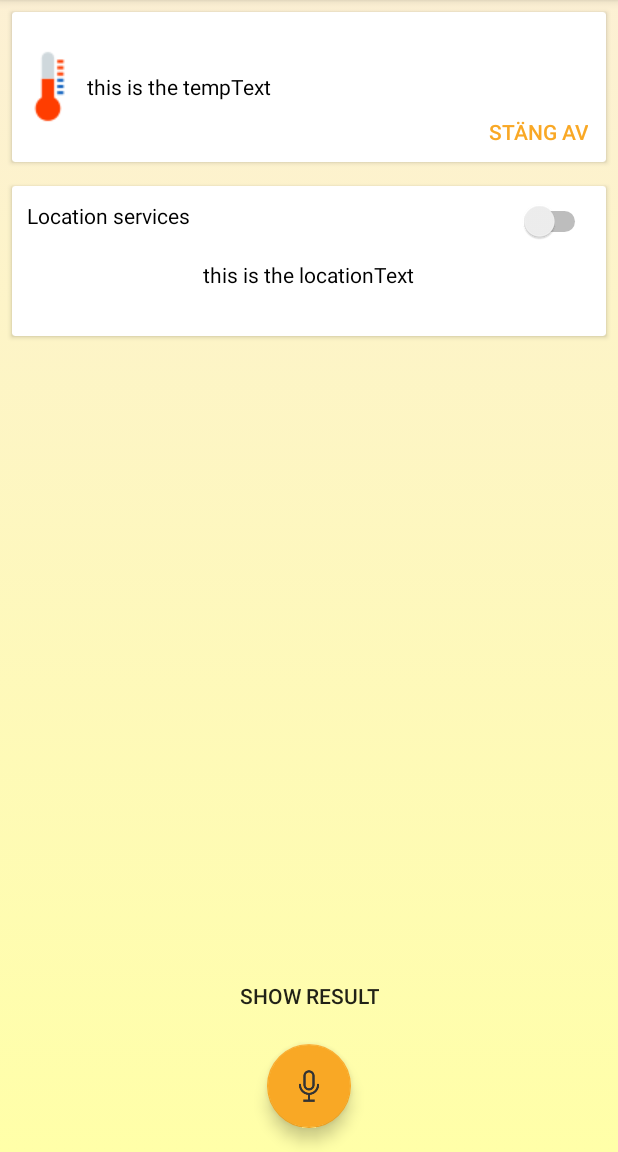
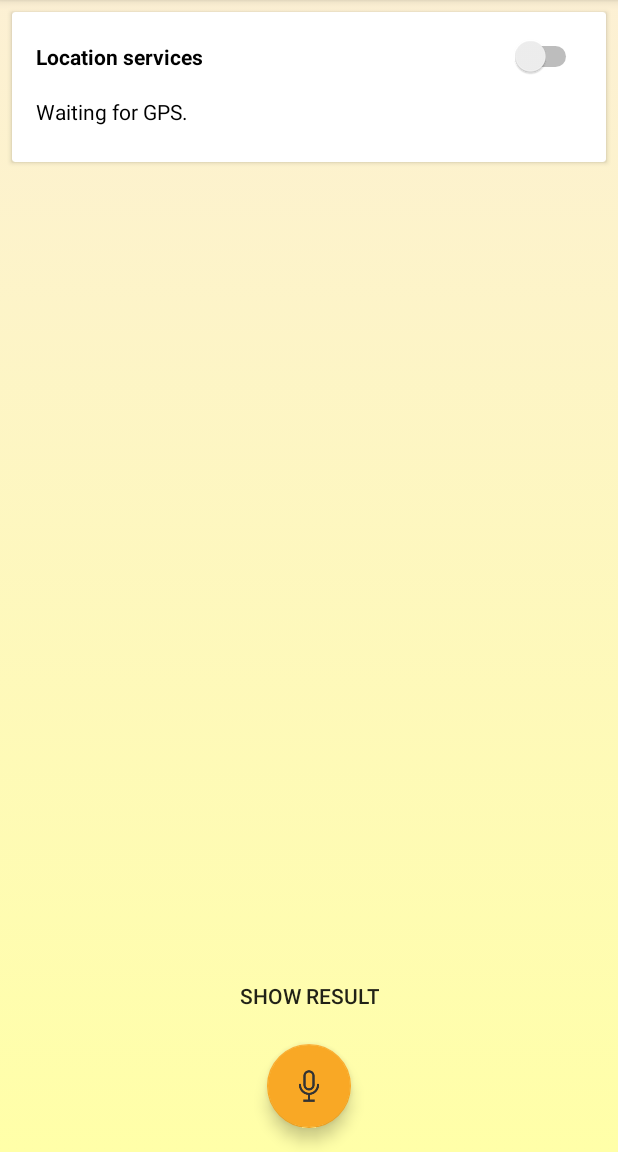
Before and after one commit to loafalkman/MasterMcVoiceIt, an Android app: the screen it shows after launch (MainActivity), after a tap on "SHOW RESULT", on a phone screen of 412 x 824 dp, the part 84-1236 px from its top. Run offline under Robolectric (Android 15) with nearby library versions, the phone set to English and light mode, and no system bars.

Commit message:
Command returns CardInfo & location card shows distance from home

```diff
--- a/app/src/main/java/se/su/dsv/mastermcvoiceit/MainActivity.java
+++ b/app/src/main/java/se/su/dsv/mastermcvoiceit/MainActivity.java
@@ -13,12 +13,7 @@ import android.os.Bundle;
 import android.support.v7.widget.LinearLayoutManager;
 import android.support.v7.widget.RecyclerView;
 import android.support.v7.widget.Toolbar;
-import android.util.Log;
 import android.view.View;
-import android.widget.CompoundButton;
-import android.widget.FrameLayout;
-import android.widget.Switch;
-import android.widget.TextView;
 import android.widget.Toast;
 
 import java.util.ArrayList;
@@ -29,7 +24,6 @@ import se.su.dsv.mastermcvoiceit.gps.LocationService;
 import se.su.dsv.mastermcvoiceit.mainCards.CardInfo;
 import se.su.dsv.mastermcvoiceit.mainCards.CardRVAdapter;
 import se.su.dsv.mastermcvoiceit.mainCards.LocationCardInfo;
-import se.su.dsv.mastermcvoiceit.mainCards.TempCardInfo;
 import se.su.dsv.mastermcvoiceit.sensor.TelldusSensor;
 
 public class MainActivity extends AppCompatActivity implements RecognitionListener {
@@ -45,20 +39,14 @@ public class MainActivity extends AppCompatActivity implements RecognitionListen
     private BroadcastReceiver broadcastReceiver;
 
     ArrayList<String> resultArray;
-    String resultString;
+    String voiceResultStr;
     Location homeLocation; // TEMP
 
     RecyclerView cardRecycler;
     CardRVAdapter cardRVAdapter;
     ArrayList<CardInfo> cardModels = new ArrayList<>();
 
-//    // vv -- will be moved -- vv
-//    FrameLayout locContainer;
-//    View locSkeleton;
-//    Switch simpleSwitch;
-//    // ^^ ------------ ^^
-//
-
+    LocationCardInfo locationCardInfo;
 
 
     @Override
@@ -83,6 +71,7 @@ public class MainActivity extends AppCompatActivity implements RecognitionListen
         recognizerIntent = new Intent(RecognizerIntent.ACTION_RECOGNIZE_SPEECH);
 
         initCommands();
+        initPermanentCards();
     }
 
 //    public void initializeLocationsContainer() {
@@ -125,6 +114,11 @@ public class MainActivity extends AppCompatActivity implements RecognitionListen
         new TempCommand(new TelldusSensor(2));
     }
 
+    private void initPermanentCards() {
+        locationCardInfo = new LocationCardInfo();
+        cardModels.add(locationCardInfo);
+    }
+
     public void voiceInput(View v) {
         if (SpeechRecognizer.isRecognitionAvailable(MainActivity.this)) {
             speechRecognizer.startListening(recognizerIntent);
@@ -132,22 +126,18 @@ public class MainActivity extends AppCompatActivity implements RecognitionListen
     }
 
     public void voiceResult(View v) {
-        Log.v("main", "clicked button");
-        cardModels.add(new TempCardInfo()); // TODO: remove!
-        cardModels.add(new LocationCardInfo());
-        cardRVAdapter.notifyDataSetChanged();
 
-        if (resultString != null) {
-            Command foundCommand = Command.findCommand(resultString);
+        if (voiceResultStr != null) {
+            Command foundCommand = Command.findCommand(voiceResultStr);
 
             if (foundCommand != null) {
-                Toast.makeText(this, "Command: " + resultString, Toast.LENGTH_SHORT).show();
-                Bundle bundle = foundCommand.doCommand(resultString);
-
-                // TODO: insert result from command into cardModels!
+                Toast.makeText(this, "Command: " + voiceResultStr, Toast.LENGTH_SHORT).show();
+                CardInfo info = foundCommand.doCommand(voiceResultStr);
+                cardModels.add(info);
+                cardRVAdapter.notifyDataSetChanged();
 
             } else {
-                Toast.makeText(this, "Couldn't find command: " + resultString, Toast.LENGTH_LONG).show();
+                Toast.makeText(this, "Couldn't find command: " + voiceResultStr, Toast.LENGTH_LONG).show();
             }
         }
     }
@@ -193,7 +183,7 @@ public class MainActivity extends AppCompatActivity implements RecognitionListen
         ArrayList<String> matches = bundle.getStringArrayList(SpeechRecognizer.RESULTS_RECOGNITION);
 
         if (matches != null && matches.size() > 0) {
-            resultString = matches.get(0).toLowerCase();
+            voiceResultStr = matches.get(0).toLowerCase();
         }
     }
 
@@ -219,12 +209,15 @@ public class MainActivity extends AppCompatActivity implements RecognitionListen
         public void onReceive(Context context, Intent intent) {
 
             Location location = intent.getParcelableExtra(LOCATION);
-            if (location.distanceTo(homeLocation) < 2000) {
+            float distanceToHome = location.distanceTo(homeLocation);
+            if (distanceToHome < 2000) {
                 Toast.makeText(MainActivity.this, "Near!", Toast.LENGTH_SHORT).show();
             } else {
                 Toast.makeText(MainActivity.this, "Not Near!", Toast.LENGTH_SHORT).show();
+            }
 
-            }
+            locationCardInfo.setDistanceFromHome(distanceToHome);
+            cardRVAdapter.notifyDataSetChanged();
         }
     }
 
--- a/app/src/main/java/se/su/dsv/mastermcvoiceit/command/Command.java
+++ b/app/src/main/java/se/su/dsv/mastermcvoiceit/command/Command.java
@@ -5,6 +5,8 @@ import android.os.Bundle;
 import android.view.View;
 
 import java.util.HashMap;
+
+import se.su.dsv.mastermcvoiceit.mainCards.CardInfo;
 
 /**
  * Created by felix on 2017-11-24.
@@ -37,5 +39,5 @@ public abstract class Command {
      * @param spokenText The text that the user used to invoke this command.
      * @return Bundle with processed data
      */
-    public abstract Bundle doCommand(String spokenText);
+    public abstract CardInfo doCommand(String spokenText);
 }
--- a/app/src/main/java/se/su/dsv/mastermcvoiceit/gps/LocationService.java
+++ b/app/src/main/java/se/su/dsv/mastermcvoiceit/gps/LocationService.java
@@ -19,7 +19,7 @@ import se.su.dsv.mastermcvoiceit.MainActivity;
  */
 
 public class LocationService extends Service {
-
+    private final int UPDATE_INTERVAL = 5000;
     private MyLocationListener locationListener;
     private LocationManager locationManager;
 
@@ -35,7 +35,7 @@ public class LocationService extends Service {
         locationManager = (LocationManager) getApplicationContext().getSystemService(Context.LOCATION_SERVICE);
 
         //noinspection MissingPermission
-        locationManager.requestLocationUpdates(LocationManager.GPS_PROVIDER, 2000, 0, locationListener);
+        locationManager.requestLocationUpdates(LocationManager.GPS_PROVIDER, UPDATE_INTERVAL, 0, locationListener);
     }
 
     /**
--- a/app/src/main/java/se/su/dsv/mastermcvoiceit/mainCards/LocationCardInfo.java
+++ b/app/src/main/java/se/su/dsv/mastermcvoiceit/mainCards/LocationCardInfo.java
@@ -5,10 +5,18 @@ package se.su.dsv.mastermcvoiceit.mainCards;
  */
 
 public class LocationCardInfo extends CardInfo {
+    private float distanceFromHome = -1;
 
     public LocationCardInfo() { super(CardInfoType.LOCATION); }
 
+    public void setDistanceFromHome(float dist) {
+        distanceFromHome = dist;
+    }
+
     public String getText() {
-        return "this is the locationText";
+        if (distanceFromHome >= 0)
+            return "Distance from home: "+distanceFromHome+"m";
+        else
+            return "Waiting for GPS.";
     }
 }
--- a/app/src/main/res/layout/container_location_services.xml
+++ b/app/src/main/res/layout/container_location_services.xml
@@ -9,16 +9,19 @@
         android:id="@+id/locations_relative_layout"
         android:layout_width="wrap_content"
         android:layout_height="match_parent"
-        android:padding="10dp">
+        android:padding="16dp">
 
 
         <TextView
             android:id="@+id/textview_switch_label"
             android:layout_width="wrap_content"
             android:layout_height="wrap_content"
+            android:layout_alignBaseline="@+id/location_switch"
+            android:layout_alignBottom="@+id/location_switch"
             android:layout_alignParentStart="true"
             android:text="Location services"
-            android:textColor="@android:color/black" />
+            android:textColor="@android:color/black"
+            android:textStyle="bold" />
 
         <Switch
             android:id="@+id/location_switch"
@@ -30,10 +33,10 @@
             android:id="@+id/textview_locations_description"
             android:layout_width="wrap_content"
             android:layout_height="wrap_content"
-            android:layout_below="@id/textview_switch_label"
-            android:layout_centerHorizontal="true"
-            android:layout_margin="20dp"
-            android:text="[ GOOGLE PLACE PICKER COMING UP ]"
+            android:layout_alignParentBottom="true"
+            android:layout_alignParentStart="true"
+            android:layout_marginBottom="8dp"
+            android:text=""
             android:textColor="@android:color/black" />
 
     </RelativeLayout>
```
Also changed, not shown: app/src/main/java/se/su/dsv/mastermcvoiceit/command/TempCommand.java (+4 -6 lines), app/src/main/java/se/su/dsv/mastermcvoiceit/mainCards/TempCardInfo.java (+10 -2 lines).
